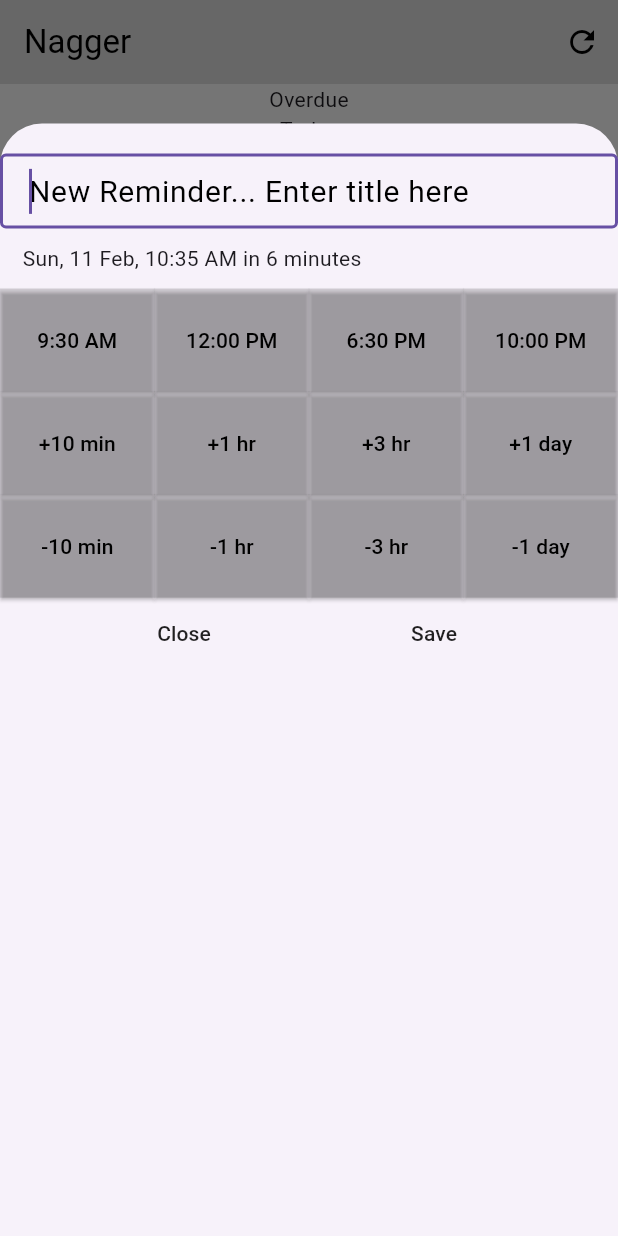
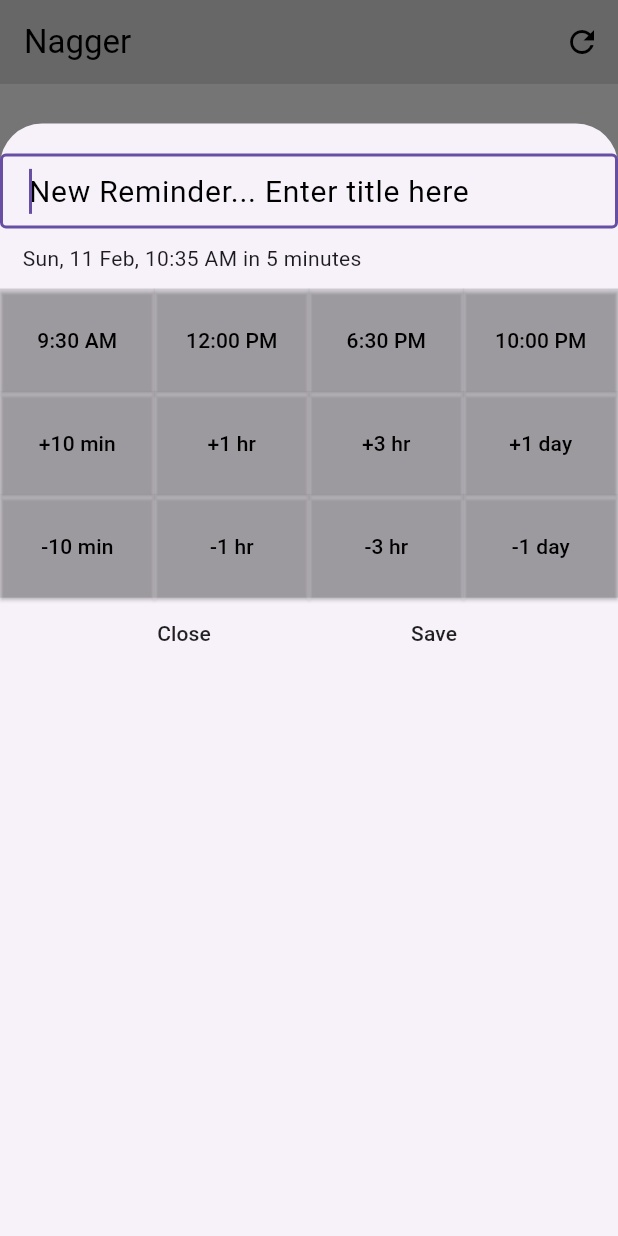
Before and after one commit to ThisIsSidam/rem-reminds-you, a Flutter app: the screen it shows after launch, after a tap on the "add" icon, on a phone screen of 412 x 824 dp. Run offline on Flutter 3.47's test engine with Material 3 defaults, Android fonts, the phone set to English and light mode, and no system bars; our stand-ins replace hive_flutter; accounts and stored records are empty.

Commit message:
Fixed and Added Various little things
- Duplicated reminders in homepage.
- Homepage section showing even though it doesn't have any elements.
- ReminderTile's appearance.
- Keyboards opens up when opening ReminderSection.
- Diff now shows 'ago' for overdue reminders.
- A middle dot (interpunct) is shown in ReminderSection in the middle of DateTimeString and DiffString.
- Maybe some other things.

```diff
--- a/lib/pages/home_page.dart
+++ b/lib/pages/home_page.dart
@@ -36,23 +36,31 @@
     db.getReminders();
     remindersMap = db.reminders;
 
-    overdueList = todayList = tomorrowList = laterList = [];
+    overdueList = [];
+    todayList = [];
+    tomorrowList = [];
+    laterList = [];
+
     remindersMap.forEach((key, value) {
       Duration due = value.getDiffDuration();
       if (due.isNegative)
       {
+        print("Overdue: ${due.inMinutes}");
         overdueList.add(value);
       }
       else if (due.inHours < 24)
       {
+        print("Today: ${due.inMinutes}");
         todayList.add(value);
       }
       else if (due.inHours < 48)
       {
-        todayList.add(value);
+        print("Tomorrow: ${due.inMinutes}");
+        tomorrowList.add(value);
       }
       else
       {
+        print("Later: ${due.inMinutes}");
         laterList.add(value);
       }
     });
--- a/lib/utils/homepage_list_section.dart
+++ b/lib/utils/homepage_list_section.dart
@@ -7,15 +7,26 @@
   final List<Reminder> remindersList;
   final VoidCallback refreshHomePage;
 
-  const HomePageListSection({
+  HomePageListSection({
     super.key,
     required this.name,
     required this.remindersList,
     required this.refreshHomePage
-  });
+  }){
+    print("--------------\n$name-----------");
+    for (final i in remindersList)
+    {
+        print(i.getId());
+    }
+  }
 
   @override
   Widget build(BuildContext context) {
+    if (remindersList.isEmpty)
+    {
+      return const SizedBox.shrink();
+    }
+
     return Column(
       children: [
         SizedBox(
--- a/lib/utils/reminder.dart
+++ b/lib/utils/reminder.dart
@@ -33,8 +33,17 @@
   }
 
   String getDiffString() {
-    final diff = dateAndTime.difference(DateTime.now()).inMinutes;
-    String diffStr = "in ";
+    int diff = dateAndTime.difference(DateTime.now()).inMinutes;
+
+    String diffStr = "";
+    bool negative = false;
+
+    if (diff < 0)
+    {
+      negative = true;
+      diff = diff.abs();
+    }
+
 
     if (diff > 119)
     {
@@ -46,10 +55,17 @@
     }
     else
     {
-      diffStr += "${diff+1} minutes";
+      diffStr += "$diff minutes";
     }
 
-    return diffStr;
+    if (negative == true)
+    {
+      return "$diffStr ago";
+    }
+    else
+    {
+      return "in $diffStr";
+    }
   }
 
   Duration getDiffDuration() {
--- a/lib/utils/reminder_tile.dart
+++ b/lib/utils/reminder_tile.dart
@@ -65,7 +65,8 @@
                     child: Column(
                       crossAxisAlignment: CrossAxisAlignment.end,
                       children: [
-                        tileText(widget.thisReminder.getDiffString())
+                        tileText(widget.thisReminder.getDiffString()),
+                        const SizedBox(height: 20,)
                       ],
                     ),
                   ),
```
